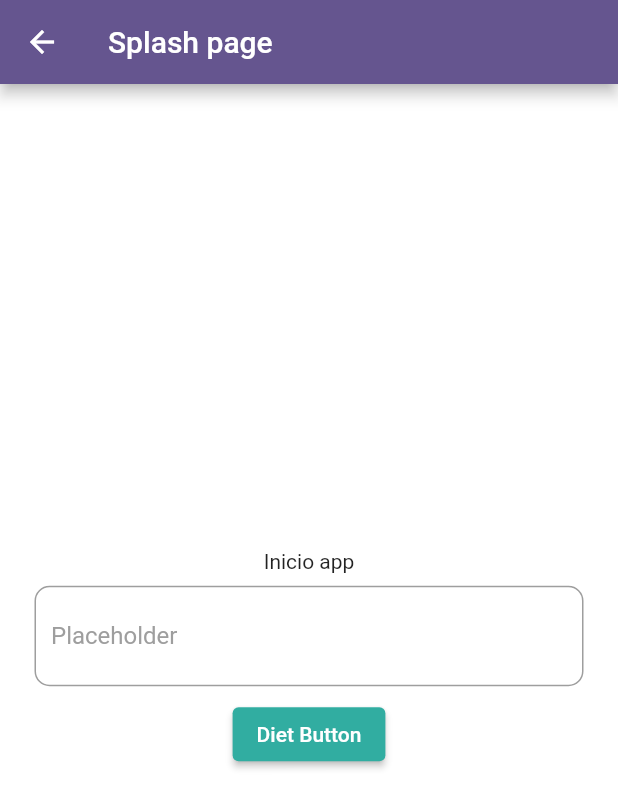
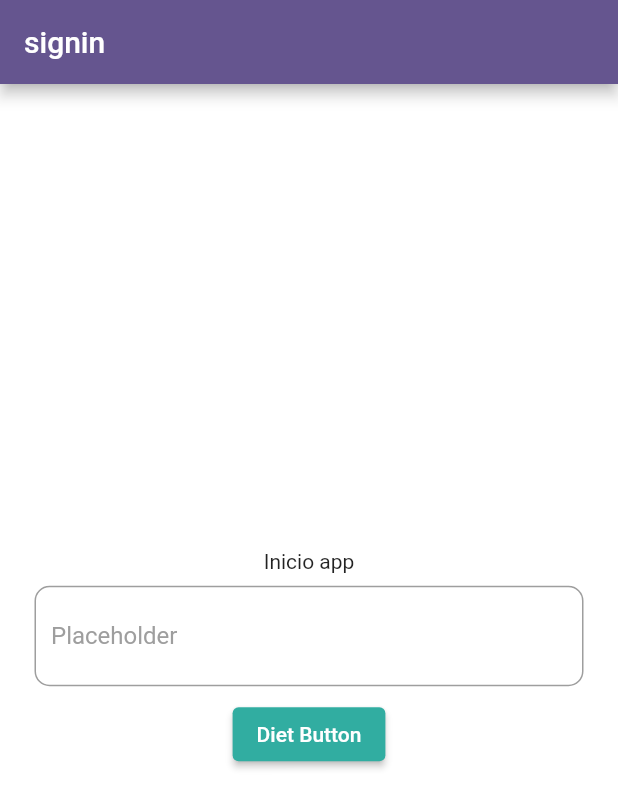
Before and after one commit to FilipeH14/diet_pdf_creator, a Flutter app: the screen it shows after launch, on a phone screen of 412 x 824 dp. Shown: the top 808 px of the screen. Run offline on Flutter 3.47's test engine with Material 2 defaults, Android fonts, the phone set to English and light mode, and no system bars; our stand-ins replace firebase_core, get; accounts and stored records are empty; Roboto replaces fonts that are missing (mplus1).

Commit message:
redirecionamento da splash para login

```diff
--- a/lib/app/diet_app.dart
+++ b/lib/app/diet_app.dart
@@ -13,7 +13,6 @@ class DietApp extends StatelessWidget {
       title: DietUiTheme.title,
       debugShowCheckedModeBanner: false,
       theme: DietUiTheme.theme,
-      home: Container(),
       initialRoute: RoutesName.splashRoute,
       getPages: RoutersPages.routers,
     );
--- a/lib/app/modules/home/home_binding.dart
+++ b/lib/app/modules/home/home_binding.dart
@@ -4,6 +4,6 @@ import 'package:get/get.dart';
 class HomeBinding implements Bindings {
   @override
   void dependencies() {
-    Get.lazyPut(() => HomeController());
+    Get.put(HomeController());
   }
 }
--- a/lib/app/modules/signin/signin_binding.dart
+++ b/lib/app/modules/signin/signin_binding.dart
@@ -5,7 +5,7 @@ class SigninBinding implements Bindings {
 
   @override
   void dependencies() {
-    Get.lazyPut(() => SigninContorller());
+    Get.put(SigninContorller());
   }
 
 }
--- a/lib/app/modules/signin/signin_page.dart
+++ b/lib/app/modules/signin/signin_page.dart
@@ -1,3 +1,5 @@
+import 'package:diet_pdf_creator/app/shared/ui/widgets/diet_button.dart';
+import 'package:diet_pdf_creator/app/shared/ui/widgets/diet_form_field.dart';
 import 'package:flutter/material.dart';
 
 class SigninPage extends StatelessWidget {
@@ -7,7 +9,19 @@ class SigninPage extends StatelessWidget {
   Widget build(BuildContext context) {
     return Scaffold(
       appBar: AppBar(title: const Text('signin')),
-      body: Container(),
+      body: Center(
+        child: Padding(
+          padding: const EdgeInsets.symmetric(horizontal: 15),
+          child: Column(
+            mainAxisAlignment: MainAxisAlignment.center,
+            children: const [
+              Text('Inicio app'),
+              DietFormField(),
+              DietButton(text: 'Diet Button'),
+            ],
+          ),
+        ),
+      ),
     );
   }
 }
--- a/lib/app/modules/splash/splash_binding.dart
+++ b/lib/app/modules/splash/splash_binding.dart
@@ -4,7 +4,7 @@ import 'package:get/get.dart';
 class SplashBinding implements Bindings {
   @override
   void dependencies() {
-    Get.lazyPut(() => SplashController());
+    Get.put(SplashController());
   }
 
 }
--- a/lib/app/modules/splash/splash_controller.dart
+++ b/lib/app/modules/splash/splash_controller.dart
@@ -1,10 +1,14 @@
+import 'dart:developer';
+
 import 'package:diet_pdf_creator/app/routes/routes_name.dart';
 import 'package:get/get.dart';
 
 class SplashController extends GetxController {
   @override
   void onReady() {
+    5.delay();
     Get.offAllNamed(RoutesName.signInRoute);
+    log('passamo aqui');
     super.onReady();
   }
 }
--- a/lib/app/modules/splash/splash_page.dart
+++ b/lib/app/modules/splash/splash_page.dart
@@ -1,27 +1,18 @@
+import 'package:diet_pdf_creator/app/modules/splash/splash_controller.dart';
 import 'package:diet_pdf_creator/app/shared/ui/widgets/diet_button.dart';
 import 'package:diet_pdf_creator/app/shared/ui/widgets/diet_form_field.dart';
 import 'package:flutter/material.dart';
 import 'package:get/get.dart';
 
-class SplashPage extends StatelessWidget {
+class SplashPage extends GetView<SplashController> {
   const SplashPage({Key? key}) : super(key: key);
 
   @override
   Widget build(BuildContext context) {
     return Scaffold(
       appBar: AppBar(title: const Text('Splash page')),
-      body: Center(
-        child: Padding(
-          padding: const EdgeInsets.symmetric(horizontal: 15),
-          child: Column(
-            mainAxisAlignment: MainAxisAlignment.center,
-            children: const [
-              Text('Inicio app'),
-              DietFormField(),
-              DietButton(text: 'Diet Button'),
-            ],
-          ),
-        ),
+      body: const Center(
+        child: Text('splash page'),
       ),
     );
   }
```
